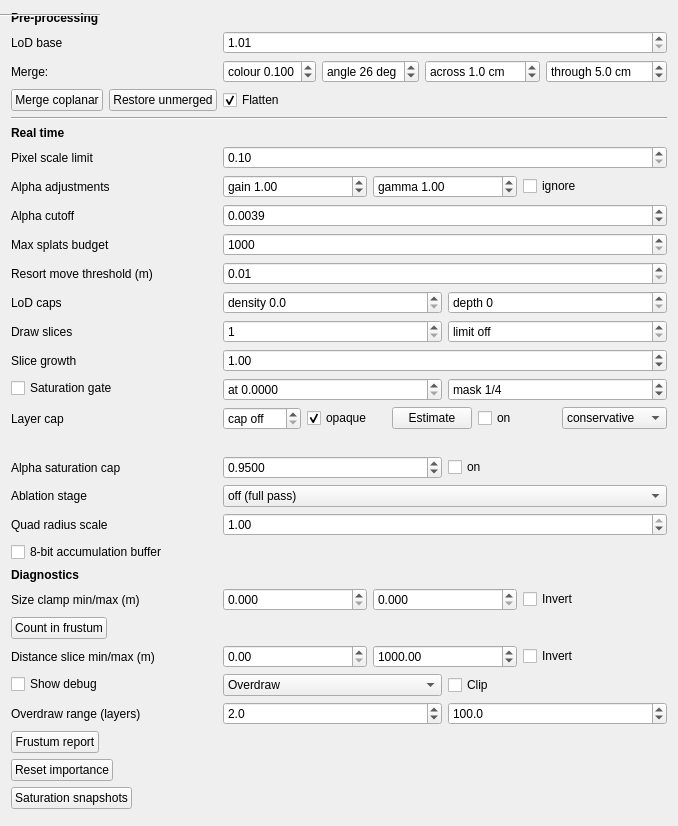
Qt form gui_client/GaussianSplatSettingsWidget.ui (russiaman/substrata_robo) before a commit.
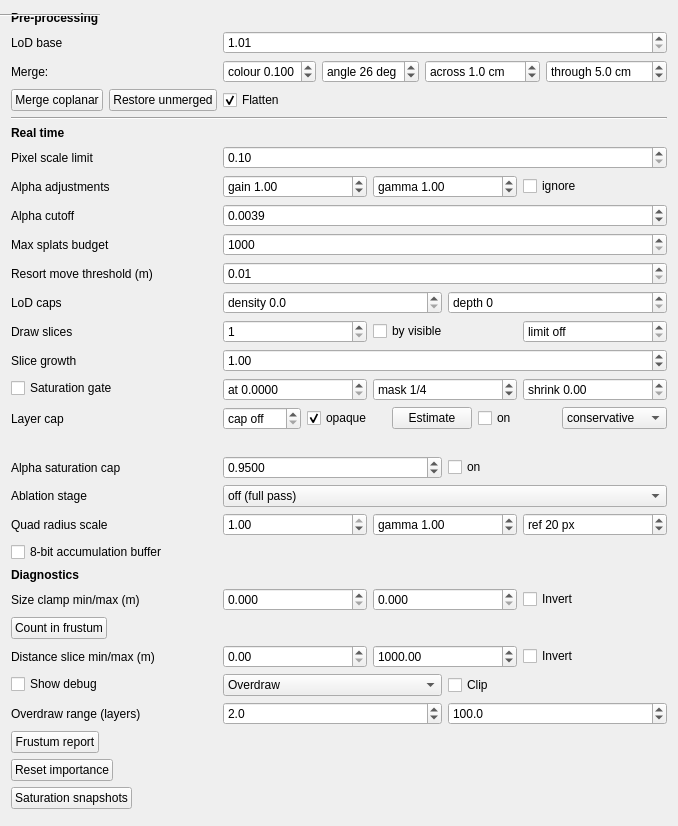
The same form after that commit.

Commit message: Gaussian splats panel: visible slicing, coverage shrink, area-weighted quad scale

Diff of the .ui file:
```diff
--- a/gui_client/GaussianSplatSettingsWidget.ui
+++ b/gui_client/GaussianSplatSettingsWidget.ui
@@ -600,6 +600,16 @@
         </property>
        </widget>
       </item>
+      <item>
+       <widget class="QCheckBox" name="visibleSlicingCheckBox">
+        <property name="text">
+         <string>by visible</string>
+        </property>
+        <property name="toolTip">
+         <string>Places the slice boundaries so each slice holds an equal share of the splats actually in frustum, instead of an equal share of the draw order. The draw order is sorted by distance and covers the whole cloud including what is behind you, so the nearest splats by distance are a sphere around the camera - standing above a forest looking into the distance, the first slices are almost all ground below and behind, and the saturation census after each of them photographs a mask that is still completely black. Nothing is culled and the whole order is still drawn: only where it is cut moves, so this cannot change the picture, only where the censuses happen. Costs a few thousand point-in-frustum tests per cloud per frame, whatever the cloud's size. Off = the plain index split, for A/B against the same camera.</string>
+        </property>
+       </widget>
+      </item>
       <item>
        <widget class="QSpinBox" name="drawSliceLimitSpinBox">
         <property name="toolTip">
@@ -720,6 +730,28 @@
         </property>
        </widget>
       </item>
+      <item>
+       <widget class="QDoubleSpinBox" name="coverageShrinkStrengthDoubleSpinBox">
+        <property name="prefix">
+         <string>shrink </string>
+        </property>
+        <property name="toolTip">
+         <string>Diagnostic: instead of the gate's binary keep/drop, shrinks a splat's quad by (1 - coverage * this), where coverage is the mean accumulated coverage already under it (a continuous estimate, read from a mean pyramid built alongside the gate's own). 0 (default, off): no shrink. 1: a splat over an already-fully-covered pixel shrinks to nothing; 0.5 shrinks it by at most half. Requires the gate above to be on - it reads the coverage the gate's own mark pass already computed rather than paying for a pass of its own.</string>
+        </property>
+        <property name="decimals">
+         <number>2</number>
+        </property>
+        <property name="minimum">
+         <double>0.000000000000000</double>
+        </property>
+        <property name="maximum">
+         <double>1.000000000000000</double>
+        </property>
+        <property name="singleStep">
+         <double>0.050000000000000</double>
+        </property>
+       </widget>
+      </item>
      </layout>
     </widget>
    </item>
@@ -960,6 +992,21 @@
     </widget>
    </item>
    <item row="19" column="1">
+    <widget class="QWidget" name="quadRadiusScaleWidget" native="true">
+     <layout class="QHBoxLayout" name="quadRadiusScaleHorizontalLayout">
+      <property name="leftMargin">
+       <number>0</number>
+      </property>
+      <property name="topMargin">
+       <number>0</number>
+      </property>
+      <property name="rightMargin">
+       <number>0</number>
+      </property>
+      <property name="bottomMargin">
+       <number>0</number>
+      </property>
+      <item>
     <widget class="QDoubleSpinBox" name="quadRadiusScaleDoubleSpinBox">
      <property name="toolTip">
       <string>1 = the real size, and the only value the picture is correct at.</string>
@@ -979,6 +1026,62 @@
      <property name="value">
       <double>1.000000000000000</double>
      </property>
+       </widget>
+      </item>
+      <item>
+       <widget class="QDoubleSpinBox" name="areaScaleGammaDoubleSpinBox">
+        <property name="toolTip">
+         <string>Activation speed: how sharply the reduction above concentrates on splats bigger than the reference radius beside it, instead of being applied flatly to every splat regardless of size. 1 = weight is linear in the splat's own screen-space area. Above 1, smaller splats are increasingly spared and the reduction concentrates on the biggest ones; below 1, a partial reduction spreads onto smaller splats too. Inert while Quad radius scale is 1.</string>
+        </property>
+        <property name="prefix">
+         <string>gamma </string>
+        </property>
+        <property name="decimals">
+         <number>2</number>
+        </property>
+        <property name="minimum">
+         <double>0.100000000000000</double>
+        </property>
+        <property name="maximum">
+         <double>8.000000000000000</double>
+        </property>
+        <property name="singleStep">
+         <double>0.100000000000000</double>
+        </property>
+        <property name="value">
+         <double>1.000000000000000</double>
+        </property>
+       </widget>
+      </item>
+      <item>
+       <widget class="QDoubleSpinBox" name="areaScaleRefPxDoubleSpinBox">
+        <property name="toolTip">
+         <string>Reference radius, in screen pixels (before either scale). Splats at or above it get the full Quad radius scale reduction; smaller ones get a fraction of it, tapering off at the rate gamma sets. Inert while Quad radius scale is 1.</string>
+        </property>
+        <property name="prefix">
+         <string>ref </string>
+        </property>
+        <property name="suffix">
+         <string> px</string>
+        </property>
+        <property name="decimals">
+         <number>0</number>
+        </property>
+        <property name="minimum">
+         <double>1.000000000000000</double>
+        </property>
+        <property name="maximum">
+         <double>10000.000000000000000</double>
+        </property>
+        <property name="singleStep">
+         <double>5.000000000000000</double>
+        </property>
+        <property name="value">
+         <double>20.000000000000000</double>
+        </property>
+       </widget>
+      </item>
+     </layout>
     </widget>
    </item>
    <item row="20" column="0" colspan="2">
```
Left out of the diff: 2 changed lines with no effect on the pictures. Lines whose indentation alone changed are shown as unchanged. The commit also changes 2 other files.
